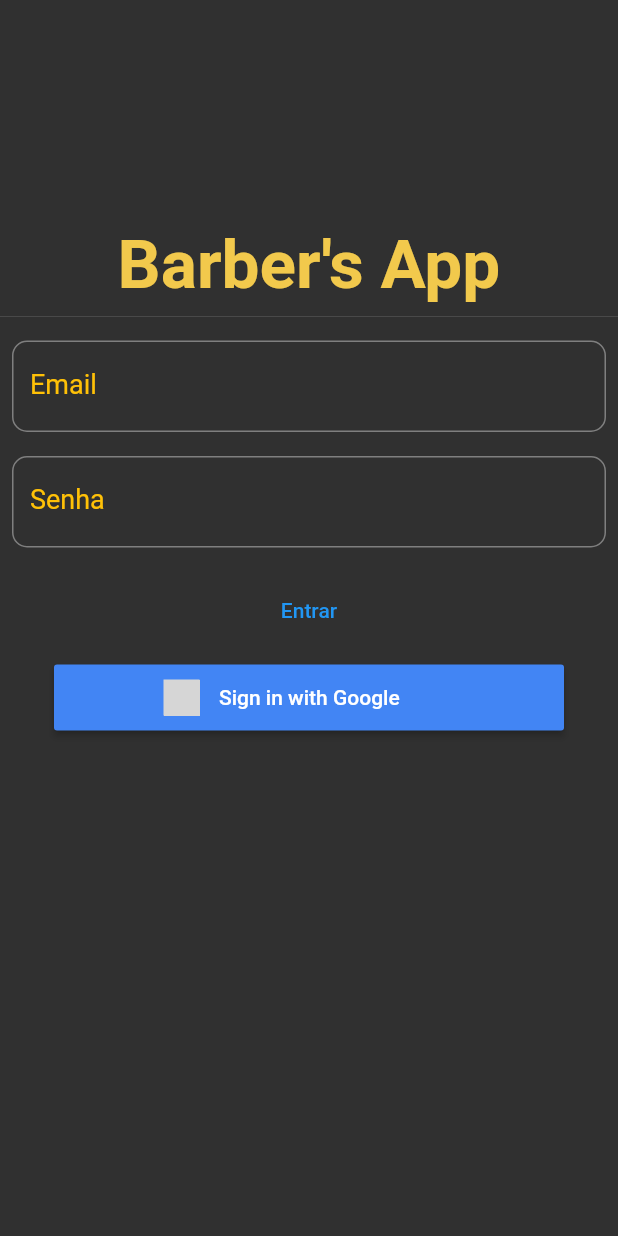
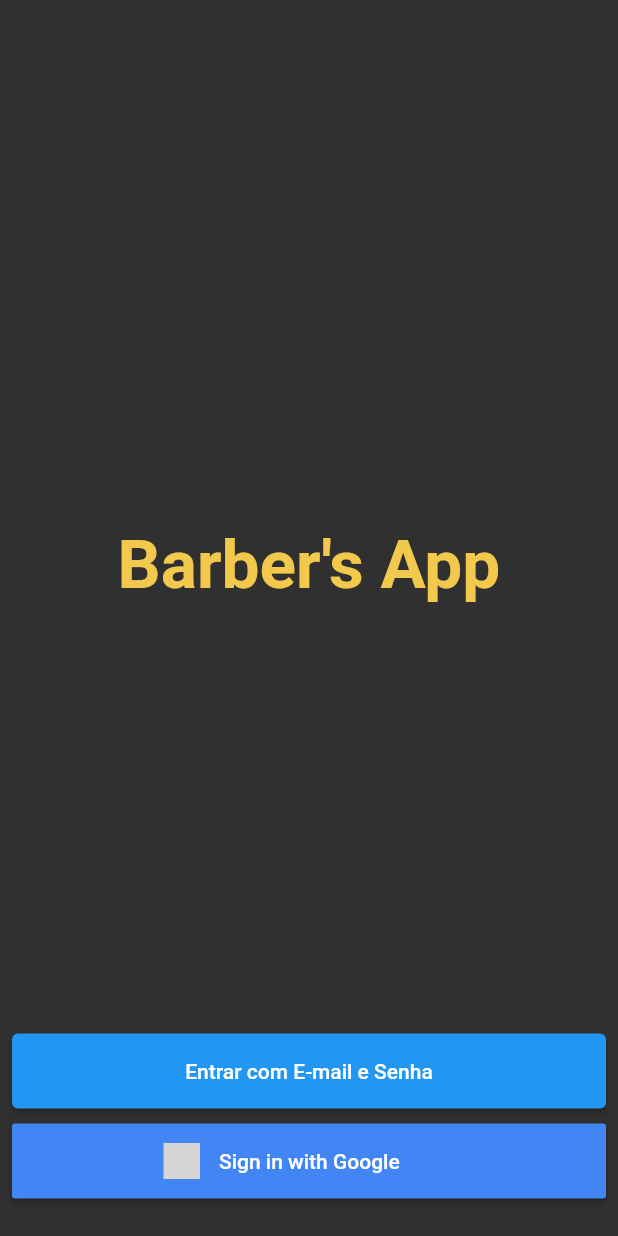
Before and after one commit to abnerllobato/barber_app, a Flutter app: the screen it shows after launch, on a phone screen of 412 x 824 dp. Run offline on Flutter 3.47's test engine with Material 2 defaults, Android fonts, the light colour scheme and no system bars; our stand-ins replace bloc, email_validator, equatable, firebase_auth, firebase_core, flutter_bloc and 1 more; accounts and stored records are empty; grey boxes are pictures that could not be loaded.

Commit message:
Adcionando validacao a loginPage

```diff
--- a/lib/components/custom_text_field.dart
+++ b/lib/components/custom_text_field.dart
@@ -8,6 +8,7 @@ class CustomTextField extends StatelessWidget {
   final TextInputType? keyboardtype;
   final Function(String)? onChanged;
   final Function()? onSubmited;
+  final bool obscureText;
 
   final TextEditingController? controller;
   final Function? onTap;
@@ -23,6 +24,7 @@ class CustomTextField extends StatelessWidget {
     this.onSubmited,
     this.onTap,
     this.keyboardtype,
+    required this.obscureText,
   });
 
   @override
@@ -30,6 +32,7 @@ class CustomTextField extends StatelessWidget {
     return Padding(
       padding: const EdgeInsets.all(8.0),
       child: TextFormField(
+        obscureText: obscureText,
         keyboardType: keyboardtype,
         initialValue: initialValue,
         onChanged: onChanged,
--- a/lib/main.dart
+++ b/lib/main.dart
@@ -47,7 +47,7 @@ class MyAppView extends StatelessWidget {
               child: CircularProgressIndicator(),
             );
           }
-          return LoginPage();
+          return const LoginPage();
         }),
         listener: (context, state) {
           if (state.status == LoginStatus.authenticated) {
@@ -59,7 +59,7 @@ class MyAppView extends StatelessWidget {
           if (state.status == LoginStatus.unauthenticated) {
             Navigator.pushAndRemoveUntil(
                 context,
-                MaterialPageRoute(builder: ((context) => LoginPage())),
+                MaterialPageRoute(builder: ((context) => const LoginPage())),
                 (route) => false);
           }
         },
--- a/lib/views/cadastro/cadastro_page.dart
+++ b/lib/views/cadastro/cadastro_page.dart
@@ -1,7 +1,6 @@
 import 'package:barbearia_app/components/custom_text_field.dart';
 import 'package:barbearia_app/models/cadastro_model.dart';
 import 'package:barbearia_app/views/cadastro/bloc/cadastro_bloc.dart';
-import 'package:bloc/bloc.dart';
 import 'package:flutter/material.dart';
 import 'package:flutter_bloc/flutter_bloc.dart';
 
@@ -99,16 +98,19 @@ class _CadastroPageState extends State<CadastroPage> {
                       CustomTextField(
                         controller: _controllerName,
                         labelText: "Nome",
+                        obscureText: false,
                       ),
                       CustomTextField(
                         controller: _controllerEmail,
                         labelText: "E-mail",
                         keyboardtype: TextInputType.emailAddress,
+                        obscureText: false,
                       ),
                       CustomTextField(
                         controller: _controllerPassword,
                         labelText: "Senha",
                         keyboardtype: TextInputType.visiblePassword,
+                        obscureText: true,
                       ),
                       TextButton(
                         onPressed: () {
--- a/lib/views/login_page/bloc/login_page_event.dart
+++ b/lib/views/login_page/bloc/login_page_event.dart
@@ -20,3 +20,13 @@ class LoginButtonPressed extends LoginPageEvent {
 }
 
 class SignOutButtonPressed extends LoginPageEvent {}
+
+class SignInTextChangedEvent extends LoginPageEvent {
+  final String emailValue;
+  final String passwordValue;
+
+  const SignInTextChangedEvent(this.emailValue, this.passwordValue);
+
+  @override
+  List<Object> get props => [emailValue, passwordValue];
+}
--- a/lib/views/login_page/bloc/login_page_state.dart
+++ b/lib/views/login_page/bloc/login_page_state.dart
@@ -1,6 +1,13 @@
 part of 'login_page_bloc.dart';
 
-enum LoginStatus { authenticated, unauthenticated, loading, success, failure }
+enum LoginStatus {
+  authenticated,
+  unauthenticated,
+  loading,
+  invalidState,
+  validState,
+  errorState
+}
 
 class LoginPageState extends Equatable {
   final String? errorMessage;
@@ -23,9 +30,15 @@ class LoginPageState extends Equatable {
           status: LoginStatus.loading,
         );
 
-  const LoginPageState.success()
+  const LoginPageState.errorState(String errorMessage)
       : this._(
-          status: LoginStatus.success,
+          status: LoginStatus.errorState,
+          errorMessage: errorMessage,
+        );
+
+  const LoginPageState.validState()
+      : this._(
+          status: LoginStatus.validState,
         );
 
   @override
--- a/lib/views/login_page/login_page.dart
+++ b/lib/views/login_page/login_page.dart
@@ -1,24 +1,21 @@
-import 'package:barbearia_app/components/custom_text_field.dart';
-import 'package:barbearia_app/views/login_page/bloc/login_page_bloc.dart';
 import 'package:flutter/material.dart';
-import 'package:flutter_bloc/flutter_bloc.dart';
 import 'package:flutter_signin_button/flutter_signin_button.dart';
 
+import '../../components/login_with_email.dart';
 import '../menu_page.dart';
 
 class LoginPage extends StatelessWidget {
-  LoginPage({super.key});
-
-  // controllers
-  final TextEditingController _controllerEmail = TextEditingController();
-  final TextEditingController _controllerPassword = TextEditingController();
+  const LoginPage({super.key});
 
   @override
   Widget build(BuildContext context) {
     return Scaffold(
       body: Padding(
-        padding: const EdgeInsets.fromLTRB(0, 150, 0, 0),
-        child: Column(children: [
+        padding: const EdgeInsets.fromLTRB(8, 350, 8, 25),
+        child: Column(
+            crossAxisAlignment: CrossAxisAlignment.center,
+            mainAxisAlignment: MainAxisAlignment.spaceBetween,
+            children: [
               const Text(
                 "Barber's App",
                 style: TextStyle(
@@ -27,37 +24,38 @@ class LoginPage extends StatelessWidget {
                   fontSize: 45,
                 ),
               ),
-          const Divider(),
-          CustomTextField(
-            controller: _controllerEmail,
-            labelText: 'Email',
+              Column(
+                children: [
+                  SizedBox(
+                    width: MediaQuery.of(context).size.width,
+                    height: 50,
+                    child: ElevatedButton(
+                      onPressed: () {
+                        Navigator.push(
+                            context,
+                            MaterialPageRoute(
+                                builder: ((context) => LoginWithEmail())));
+                      },
+                      child: const Text('Entrar com E-mail e Senha'),
                     ),
-          CustomTextField(
-            controller: _controllerPassword,
-            labelText: 'Senha',
                   ),
                   const SizedBox(
                     height: 10,
                   ),
-          TextButton(
-              onPressed: () {
-                context.read<LoginPageBloc>().add(
-                      LoginButtonPressed(
-                          email: _controllerEmail.text,
-                          password: _controllerPassword.text),
-                    );
-              },
-              child: const Text('Entrar')),
-          const SizedBox(
-            height: 10,
-          ),
-          SignInButton(
+                  SizedBox(
+                    width: MediaQuery.of(context).size.width,
+                    height: 50,
+                    child: SignInButton(
                       Buttons.GoogleDark,
                       onPressed: () {
-              Navigator.push(context,
-                  MaterialPageRoute(builder: (context) => const MenuPage()));
+                        Navigator.push(
+                            context,
+                            MaterialPageRoute(
+                                builder: (context) => const MenuPage()));
                       },
-            padding: const EdgeInsets.symmetric(vertical: 10, horizontal: 60),
+                    ),
+                  ),
+                ],
               ),
             ]),
       ),
```
Also changed, not shown: lib/components/login_with_email.dart (added, +101 -0 lines), lib/views/login_page/bloc/login_page_bloc.dart (+12 -0 lines). Lines whose indentation alone changed are shown as unchanged.
